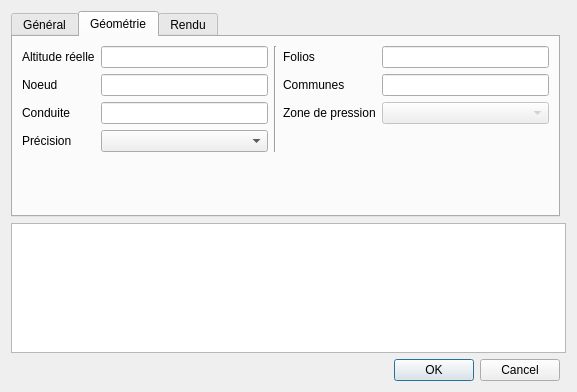
Above: qgis-project/ui_forms/valve.ui from qwat/QWAT before the change. Below: the same form after it.
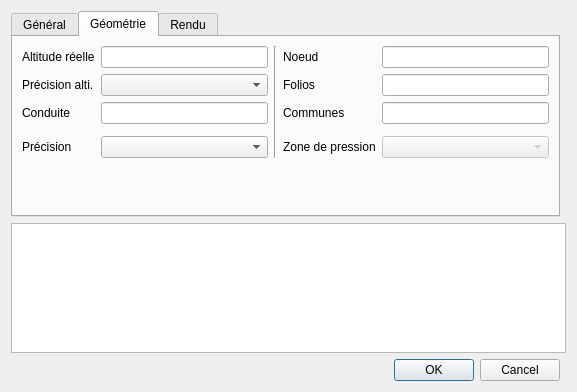
That is the form after the change. The open tabs and pages were chosen to show the change.

Commit message: completed forms

```diff
--- a/qgis-project/ui_forms/valve.ui
+++ b/qgis-project/ui_forms/valve.ui
@@ -30,20 +30,13 @@
    <item row="0" column="0">
     <widget class="QTabWidget" name="tabWidget">
      <property name="currentIndex">
-      <number>1</number>
+      <number>0</number>
      </property>
      <widget class="QWidget" name="tab">
       <attribute name="title">
        <string>Général</string>
       </attribute>
       <layout class="QGridLayout" name="gridLayout_3">
-       <item row="0" column="2" rowspan="5">
-        <widget class="Line" name="line_2">
-         <property name="orientation">
-          <enum>Qt::Vertical</enum>
-         </property>
-        </widget>
-       </item>
        <item row="3" column="0">
         <widget class="QLabel" name="label_7">
          <property name="text">
@@ -74,13 +67,6 @@
          </property>
         </widget>
        </item>
-       <item row="2" column="3" rowspan="3">
-        <widget class="QLabel" name="label_10">
-         <property name="text">
-          <string>Maintenance</string>
-         </property>
-        </widget>
-       </item>
        <item row="0" column="4">
         <widget class="QComboBox" name="id_type"/>
        </item>
@@ -101,9 +87,6 @@
        <item row="1" column="4">
         <widget class="QComboBox" name="id_function"/>
        </item>
-       <item row="2" column="4" rowspan="3">
-        <widget class="QListWidget" name="id_maintenance"/>
-       </item>
        <item row="2" column="1">
         <widget class="QLineEdit" name="diameter_nominal"/>
        </item>
@@ -129,12 +112,29 @@
         </widget>
        </item>
        <item row="5" column="0" colspan="2">
-        <widget class="QCheckBox" name="checkBox">
+        <widget class="QCheckBox" name="networkseparation">
          <property name="text">
           <string>Séparation réseau</string>
          </property>
         </widget>
        </item>
+       <item row="0" column="2" rowspan="6">
+        <widget class="Line" name="line_2">
+         <property name="orientation">
+          <enum>Qt::Vertical</enum>
+         </property>
+        </widget>
+       </item>
+       <item row="2" column="4" rowspan="4">
+        <widget class="QListWidget" name="id_maintenance"/>
+       </item>
+       <item row="2" column="3" rowspan="4">
+        <widget class="QLabel" name="label_10">
+         <property name="text">
+          <string>Maintenance</string>
+         </property>
+        </widget>
+       </item>
       </layout>
      </widget>
      <widget class="QWidget" name="tab_2">
@@ -142,82 +142,38 @@
        <string>Géométrie</string>
       </attribute>
       <layout class="QGridLayout" name="gridLayout_2">
-       <item row="0" column="0">
+       <item row="6" column="1">
+        <widget class="QComboBox" name="id_precision">
+         <property name="sizeAdjustPolicy">
+          <enum>QComboBox::AdjustToContents</enum>
+         </property>
+        </widget>
+       </item>
+       <item row="6" column="0">
+        <widget class="QLabel" name="label_19">
+         <property name="text">
+          <string>Précision</string>
+         </property>
+        </widget>
+       </item>
+       <item row="2" column="2" rowspan="5">
+        <widget class="Line" name="line">
+         <property name="orientation">
+          <enum>Qt::Vertical</enum>
+         </property>
+        </widget>
+       </item>
+       <item row="2" column="1">
+        <widget class="QLineEdit" name="altitude_real"/>
+       </item>
+       <item row="2" column="0">
         <widget class="QLabel" name="label_5">
          <property name="text">
           <string>Altitude réelle</string>
          </property>
         </widget>
        </item>
-       <item row="1" column="0">
-        <widget class="QLabel" name="label_11">
-         <property name="text">
-          <string>Noeud</string>
-         </property>
-        </widget>
-       </item>
-       <item row="0" column="3">
-        <widget class="QLabel" name="label_15">
-         <property name="text">
-          <string>Folios</string>
-         </property>
-        </widget>
-       </item>
-       <item row="1" column="1">
-        <widget class="QLineEdit" name="id_node">
-         <property name="enabled">
-          <bool>true</bool>
-         </property>
-         <property name="readOnly">
-          <bool>true</bool>
-         </property>
-        </widget>
-       </item>
-       <item row="0" column="1">
-        <widget class="QLineEdit" name="altitude_real"/>
-       </item>
-       <item row="0" column="4">
-        <widget class="QLineEdit" name="_printmaps">
-         <property name="enabled">
-          <bool>true</bool>
-         </property>
-         <property name="readOnly">
-          <bool>true</bool>
-         </property>
-        </widget>
-       </item>
-       <item row="1" column="4">
-        <widget class="QLineEdit" name="_districts">
-         <property name="enabled">
-          <bool>true</bool>
-         </property>
-         <property name="readOnly">
-          <bool>true</bool>
-         </property>
-        </widget>
-       </item>
-       <item row="1" column="3">
-        <widget class="QLabel" name="label_12">
-         <property name="text">
-          <string>Communes</string>
-         </property>
-        </widget>
-       </item>
-       <item row="2" column="3">
-        <widget class="QLabel" name="label_14">
-         <property name="text">
-          <string>Zone de pression</string>
-         </property>
-        </widget>
-       </item>
-       <item row="2" column="4">
-        <widget class="QComboBox" name="id_pressurezone">
-         <property name="enabled">
-          <bool>false</bool>
-         </property>
-        </widget>
-       </item>
-       <item row="2" column="1">
+       <item row="4" column="1">
         <widget class="QLineEdit" name="id_pipe">
          <property name="enabled">
           <bool>true</bool>
@@ -227,14 +183,14 @@
          </property>
         </widget>
        </item>
-       <item row="2" column="0">
+       <item row="4" column="0">
         <widget class="QLabel" name="label_13">
          <property name="text">
           <string>Conduite</string>
          </property>
         </widget>
        </item>
-       <item row="4" column="1">
+       <item row="7" column="1">
         <spacer name="verticalSpacer_3">
          <property name="orientation">
           <enum>Qt::Vertical</enum>
@@ -247,24 +203,78 @@
          </property>
         </spacer>
        </item>
+       <item row="6" column="3">
+        <widget class="QLabel" name="label_14">
+         <property name="text">
+          <string>Zone de pression</string>
+         </property>
+        </widget>
+       </item>
+       <item row="6" column="4">
+        <widget class="QComboBox" name="id_pressurezone">
+         <property name="enabled">
+          <bool>false</bool>
+         </property>
+        </widget>
+       </item>
+       <item row="4" column="4">
+        <widget class="QLineEdit" name="_districts">
+         <property name="enabled">
+          <bool>true</bool>
+         </property>
+         <property name="readOnly">
+          <bool>true</bool>
+         </property>
+        </widget>
+       </item>
+       <item row="3" column="4">
+        <widget class="QLineEdit" name="_printmaps">
+         <property name="enabled">
+          <bool>true</bool>
+         </property>
+         <property name="readOnly">
+          <bool>true</bool>
+         </property>
+        </widget>
+       </item>
+       <item row="4" column="3">
+        <widget class="QLabel" name="label_12">
+         <property name="text">
+          <string>Communes</string>
+         </property>
+        </widget>
+       </item>
+       <item row="3" column="3">
+        <widget class="QLabel" name="label_15">
+         <property name="text">
+          <string>Folios</string>
+         </property>
+        </widget>
+       </item>
+       <item row="2" column="3">
+        <widget class="QLabel" name="label_11">
+         <property name="text">
+          <string>Noeud</string>
+         </property>
+        </widget>
+       </item>
+       <item row="2" column="4">
+        <widget class="QLineEdit" name="id_node">
+         <property name="enabled">
+          <bool>true</bool>
+         </property>
+         <property name="readOnly">
+          <bool>true</bool>
+         </property>
+        </widget>
+       </item>
        <item row="3" column="1">
-        <widget class="QComboBox" name="id_precision">
-         <property name="sizeAdjustPolicy">
-          <enum>QComboBox::AdjustToContents</enum>
-         </property>
-        </widget>
+        <widget class="QComboBox" name="id_precisionalti"/>
        </item>
        <item row="3" column="0">
-        <widget class="QLabel" name="label_19">
+        <widget class="QLabel" name="label_6">
          <property name="text">
-          <string>Précision</string>
-         </property>
-        </widget>
-       </item>
-       <item row="0" column="2" rowspan="4">
-        <widget class="Line" name="line">
-         <property name="orientation">
-          <enum>Qt::Vertical</enum>
+          <string>Précision alti.</string>
          </property>
         </widget>
        </item>
```
The commit also changes 3 other files.
